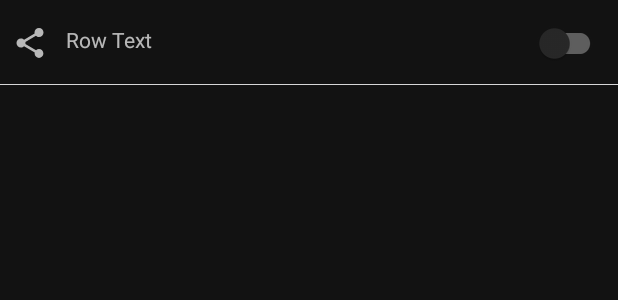
After one commit to basarYargici/movie-hunt, an Android app: the layout item_switch_row.xml on its own in the app's theme, with its tools: preview values and no code run, on a phone screen of 412 x 824 dp. The commit adds this screen. Shown: the top 300 px of the screen. Run offline under Robolectric (Android 15) with nearby library versions, the phone set to English and light mode, and no system bars; network calls fail.

Commit message:
- Darkmode feature and Row UI with Switch added

```diff
--- /dev/null
+++ b/app/src/main/res/layout/item_switch_row.xml
@@ -0,0 +1,40 @@
+<?xml version="1.0" encoding="utf-8"?>
+<androidx.constraintlayout.widget.ConstraintLayout xmlns:android="http://schemas.android.com/apk/res/android"
+    xmlns:app="http://schemas.android.com/apk/res-auto"
+    xmlns:tools="http://schemas.android.com/tools"
+    android:layout_width="match_parent"
+    android:layout_height="wrap_content">
+
+    <TextView
+        android:id="@+id/tvRow"
+        android:layout_width="0dp"
+        android:layout_height="wrap_content"
+        android:drawablePadding="12dp"
+        android:paddingVertical="16dp"
+        android:paddingStart="8dp"
+        app:drawableStartCompat="@drawable/ic_share"
+        app:layout_constraintBottom_toBottomOf="parent"
+        app:layout_constraintEnd_toStartOf="@+id/smSwitch"
+        app:layout_constraintStart_toStartOf="parent"
+        app:layout_constraintTop_toTopOf="parent"
+        tools:text="Row Text" />
+
+    <com.google.android.material.switchmaterial.SwitchMaterial
+        android:id="@+id/smSwitch"
+        android:layout_width="0dp"
+        android:layout_height="wrap_content"
+        android:paddingEnd="8dp"
+        app:layout_constraintBottom_toBottomOf="@+id/tvRow"
+        app:layout_constraintEnd_toEndOf="parent"
+        app:layout_constraintTop_toTopOf="@id/tvRow" />
+
+    <View
+        android:id="@+id/viDivider"
+        style="@style/LineDivider"
+        app:layout_constraintBottom_toBottomOf="@id/tvRow"
+        app:layout_constraintEnd_toEndOf="parent"
+        app:layout_constraintStart_toStartOf="parent"
+        app:layout_constraintTop_toBottomOf="@id/tvRow"
+        tools:layout_editor_absoluteY="394dp" />
+
+</androidx.constraintlayout.widget.ConstraintLayout>
```
Also changed, not shown: app/src/main/java/com/basar/moviehunter/BaseApp.kt (+11 -0 lines), app/src/main/java/com/basar/moviehunter/domain/uimodel/RowUI.kt (+7 -0 lines), app/src/main/java/com/basar/moviehunter/ui/adapter/AdapterRow.kt (+36 -2 lines), app/src/main/java/com/basar/moviehunter/ui/others/OthersFragment.kt (+11 -2 lines), app/src/main/java/com/basar/moviehunter/ui/others/OthersFragmentViewModel.kt (+15 -18 lines).
